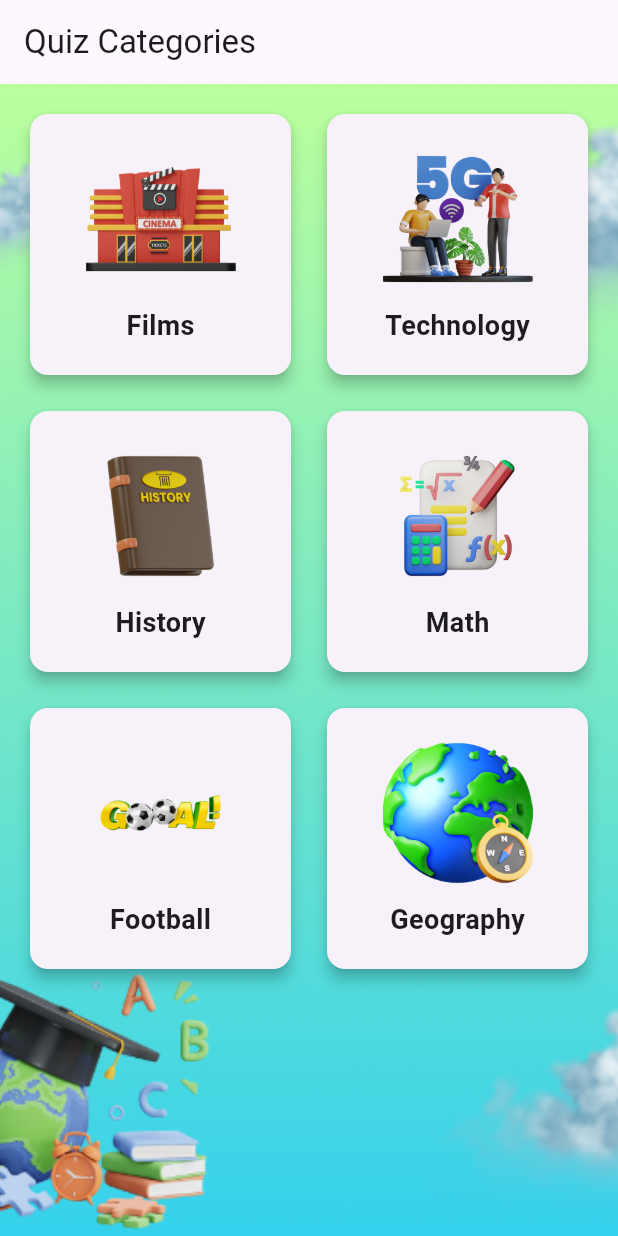
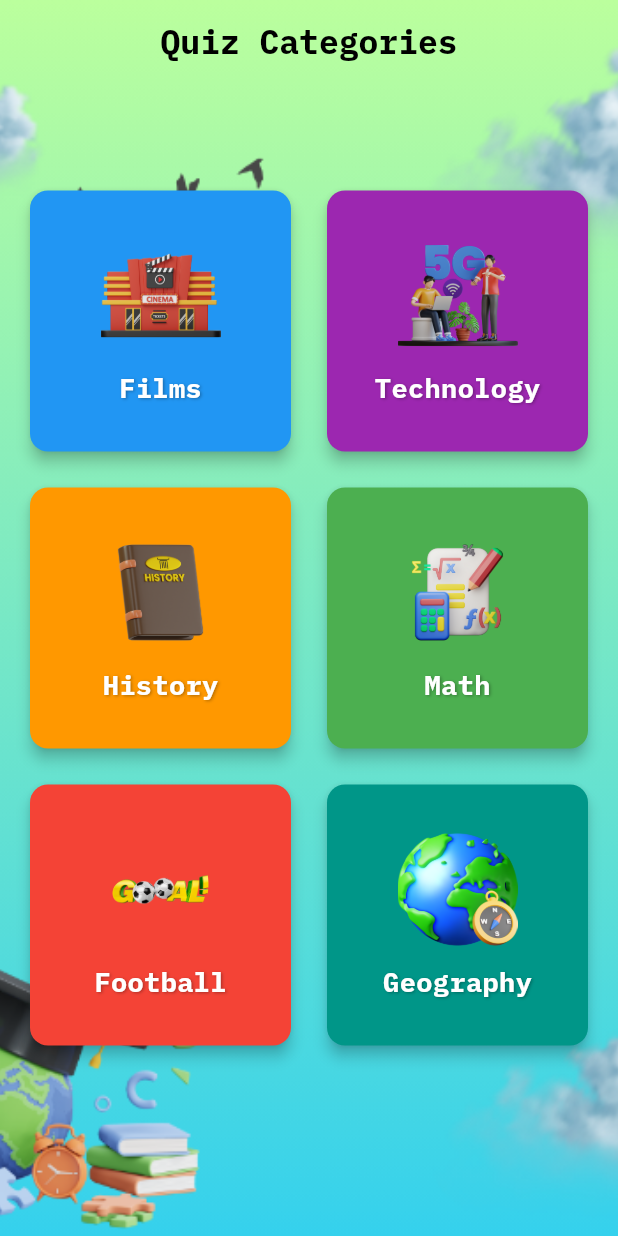
Before and after one commit to OumarLAM/quizz-app, a Flutter app: the screen it shows after launch, on a phone screen of 412 x 824 dp. Run offline on Flutter 3.47's test engine with Material 3 defaults, Android fonts, the phone set to English and light mode, and no system bars.

Commit message:
Add IBM Plex Mono font to categories

```diff
--- a/lib/screens/categories_page.dart
+++ b/lib/screens/categories_page.dart
@@ -1,5 +1,6 @@
 import 'package:flutter/material.dart';
 import '../data/quiz_data.dart';
+import '../models/category.dart';
 import 'detailed_view.dart';
 
 class CategoriesPage extends StatelessWidget {
@@ -9,19 +10,35 @@ class CategoriesPage extends StatelessWidget {
   Widget build(BuildContext context) {
     return Scaffold(
         appBar: AppBar(
-          title: const Text('Quiz Categories'),
+          centerTitle: true,
+          title: Container(
+            padding: const EdgeInsets.symmetric(horizontal: 16, vertical: 8),
+            child: const Text(
+              'Quiz Categories',
+              style:
+                  TextStyle(
+                    color: Colors.black,
+                    fontFamily: 'IBM',
+                    fontWeight: FontWeight.bold,
                   ),
-        body: Stack(
-          children: [
-            Positioned.fill(
-              child: Image.asset(
-                'assets/images/background.png',
+            ),
+          ),
+          backgroundColor: Colors.transparent,
+          elevation: 0,
+        ),
+        extendBodyBehindAppBar: true,
+        body: Container(
+          decoration: const BoxDecoration(
+            image: DecorationImage(
+              image: AssetImage('assets/images/background.png'),
               fit: BoxFit.cover,
             ),
           ),
-
-            GridView.builder(
+          child: Center(
+            child: GridView.builder(
               padding: const EdgeInsets.all(16),
+              shrinkWrap: true,
+              physics: const NeverScrollableScrollPhysics(),
               gridDelegate: const SliverGridDelegateWithFixedCrossAxisCount(
                 crossAxisCount: 2,
                 crossAxisSpacing: 16,
@@ -29,40 +46,97 @@ class CategoriesPage extends StatelessWidget {
               ),
               itemCount: categories.length,
               itemBuilder: (context, index) {
-                return GestureDetector(
+                return CategoryCard(category: categories[index], index: index);
+              },
+            ),
+          ),
+        ));
+  }
+}
+
+class CategoryCard extends StatefulWidget {
+  final Category category;
+  final int index;
+
+  const CategoryCard({super.key, required this.category, required this.index});
+
+  @override
+  _CategoryCardState createState() => _CategoryCardState();
+}
+
+class _CategoryCardState extends State<CategoryCard> {
+  bool _isHovered = false;
+
+  Color _getCategoryColor() {
+    switch (widget.index) {
+      case 0:
+        return Colors.blue;
+      case 1:
+        return Colors.purple;
+      case 2:
+        return Colors.orange;
+      case 3:
+        return Colors.green;
+      case 4:
+        return Colors.red;
+      case 5:
+        return Colors.teal;
+      default:
+        return Colors.grey;
+    }
+  }
+
+  @override
+  Widget build(BuildContext context) {
+    return MouseRegion(
+      onEnter: (_) => setState(() => _isHovered = true),
+      onExit: (_) => setState(() => _isHovered = false),
+      child: AnimatedContainer(
+        duration: const Duration(milliseconds: 200),
+        transform: Matrix4.identity()..scale(_isHovered ? 1.05 : 1.0),
+        child: GestureDetector(
           onTap: () {
             Navigator.push(
               context,
               MaterialPageRoute(
-                        builder: (context) =>
-                            DetailedView(category: categories[index]),
+                builder: (context) => DetailedView(category: widget.category),
               ),
             );
           },
           child: Card(
-                    elevation: 4,
+            elevation: _isHovered ? 18 : 4,
+            color: _getCategoryColor(),
             child: Column(
               mainAxisAlignment: MainAxisAlignment.center,
               children: [
                 Image.asset(
-                          categories[index].imageUrl,
-                          height: 100,
+                  widget.category.imageUrl,
+                  height: 80,
+                  width: 80,
                   fit: BoxFit.cover,
                 ),
                 const SizedBox(height: 8),
                 Text(
-                          categories[index].name,
-                          style: const TextStyle(
-                              fontSize: 18, fontWeight: FontWeight.bold),
+                  widget.category.name,
+                  style: TextStyle(
+                    fontSize: 18,
+                    fontFamily: 'IBM',
+                    fontWeight: FontWeight.bold,
+                    color: Colors.white,
+                    shadows: [
+                      Shadow(
+                        blurRadius: 2.0,
+                        color: Colors.black.withOpacity(0.3),
+                        offset: const Offset(1, 1),
                       ),
                     ],
                   ),
                 ),
-                );
-              },
+              ],
             ),
-          ],
-        )
+          ),
+        ),
+      ),
     );
   }
 }
```
Also changed, not shown: assets/fonts/IBM_Plex_Mono/OFL.txt (added, +93 -0 lines), pubspec.yaml (+9 -0 lines), assets/fonts/IBM_Plex_Mono/Bold.ttf (added), assets/fonts/IBM_Plex_Mono/Light.ttf (added), assets/fonts/IBM_Plex_Mono/Medium.ttf (added), assets/fonts/IBM_Plex_Mono/Regular.ttf (added), assets/fonts/IBM_Plex_Mono/SemiBold.ttf (added), assets/fonts/IBM_Plex_Mono/Thin.ttf (added). Lines whose indentation alone changed are shown as unchanged.
